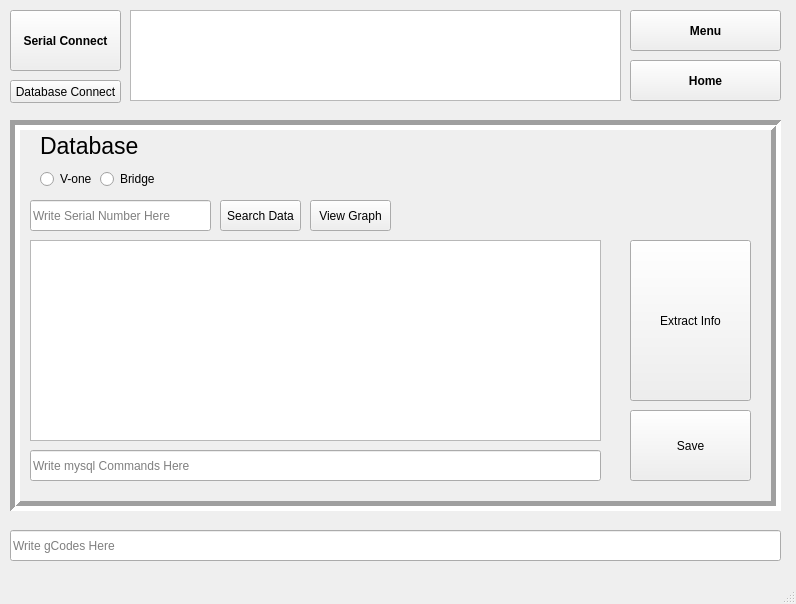
First picture: the form in FT_vone/mainwindow.ui, repository 7ome/Functional-Test, before the edit.
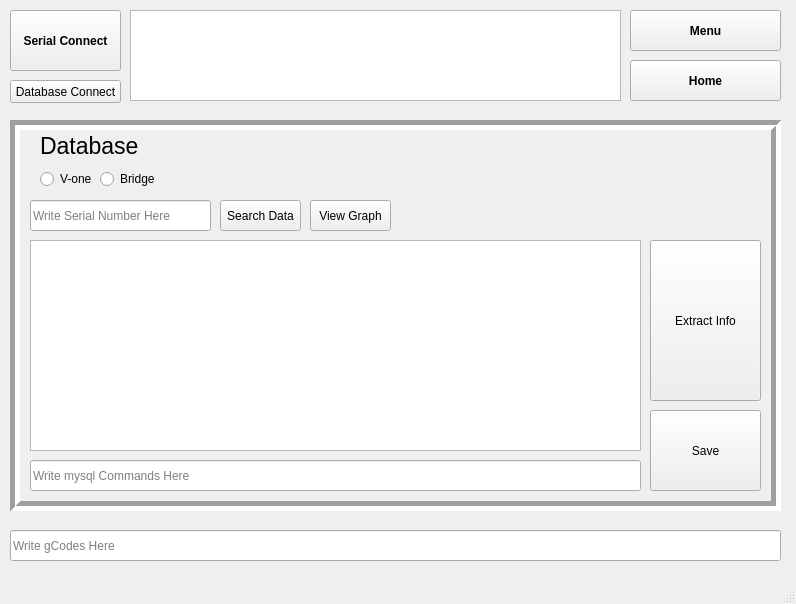
Second picture: the form after the edit.

```diff
--- a/FT_vone/mainwindow.ui
+++ b/FT_vone/mainwindow.ui
@@ -808,9 +808,9 @@
      <widget class="QPushButton" name="ExtractButton">
       <property name="geometry">
        <rect>
-        <x>610</x>
+        <x>630</x>
         <y>110</y>
-        <width>121</width>
+        <width>111</width>
         <height>161</height>
        </rect>
       </property>
@@ -821,10 +821,10 @@
      <widget class="QPushButton" name="SaveButton">
       <property name="geometry">
        <rect>
-        <x>610</x>
+        <x>630</x>
         <y>280</y>
-        <width>121</width>
-        <height>71</height>
+        <width>111</width>
+        <height>81</height>
        </rect>
       </property>
       <property name="text">
@@ -849,8 +849,8 @@
        <rect>
         <x>10</x>
         <y>110</y>
-        <width>571</width>
-        <height>201</height>
+        <width>611</width>
+        <height>211</height>
        </rect>
       </property>
      </widget>
@@ -910,8 +910,8 @@
       <property name="geometry">
        <rect>
         <x>10</x>
-        <y>320</y>
-        <width>571</width>
+        <y>330</y>
+        <width>611</width>
         <height>31</height>
        </rect>
       </property>
@@ -922,16 +922,6 @@
        <string>Write mysql Commands Here</string>
       </property>
      </widget>
-     <widget class="QWidget" name="widget" native="true">
-      <property name="geometry">
-       <rect>
-        <x>10</x>
-        <y>110</y>
-        <width>571</width>
-        <height>201</height>
-       </rect>
-      </property>
-     </widget>
     </widget>
    </widget>
    <widget class="QPushButton" name="HomeButton">
```
Left out of the diff: 13 changed lines with no effect on the pictures.
